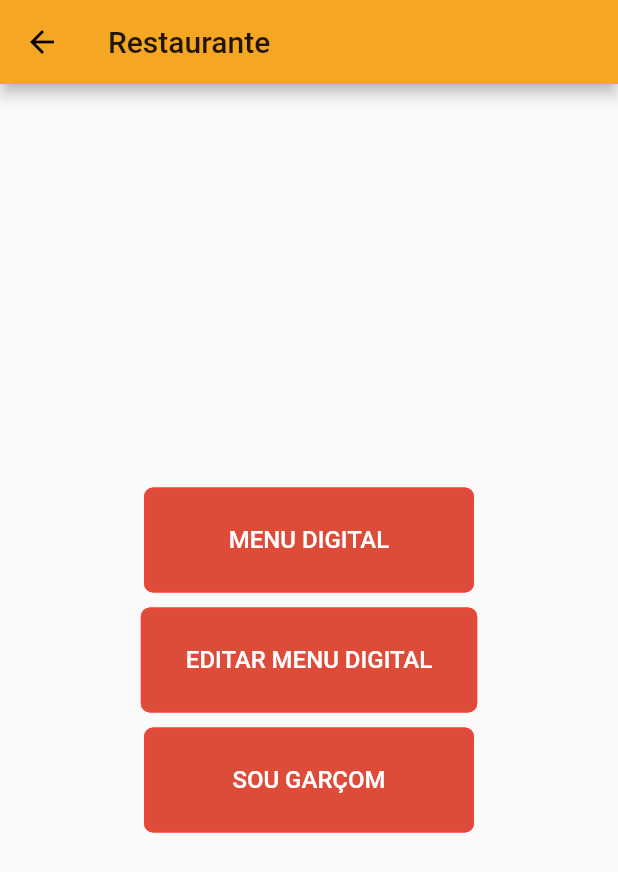
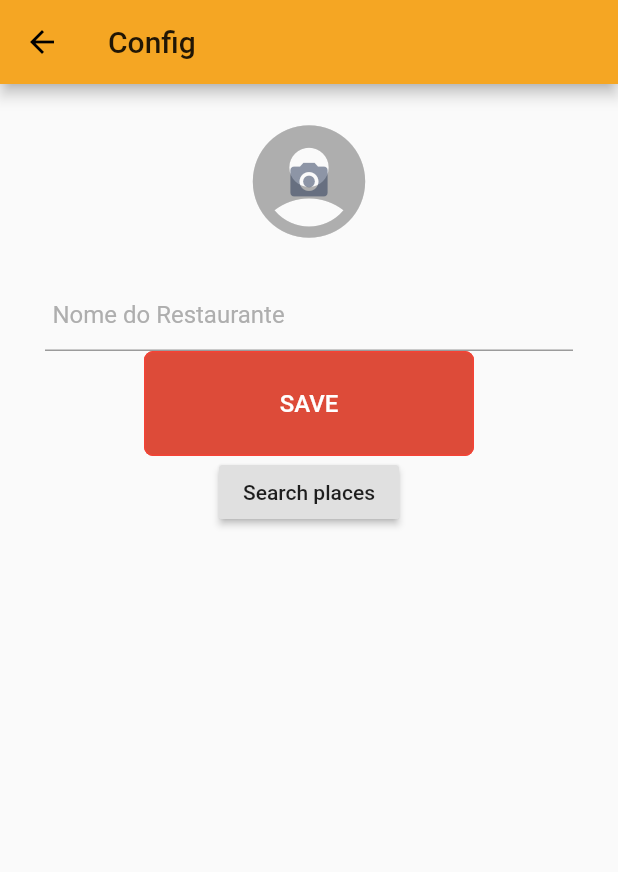
Before and after one commit to Rafasystec/app-genius7, a Flutter app: the screen it shows after launch, after a tap on "RESTAURANTE", on a phone screen of 412 x 824 dp. Shown: the top 872 px of the screen. Run offline on Flutter 3.47's test engine with Material 2 defaults, Android fonts, the phone set to English and light mode, and no system bars; our stand-ins replace cached_network_image, cloud_firestore, firebase_auth, firebase_messaging, firebase_storage, flutter_calendar_carousel and 9 more; missing offline and left inert: barcode_scan, dart:ffi, dart_json_mapper, flutter_google_places, google_maps_webservice, http_interceptor and 1 more; accounts and stored records are empty; network calls fail.

Commit message:
adding google place

```diff
--- a/lib/choice_account.dart
+++ b/lib/choice_account.dart
@@ -5,6 +5,7 @@ import 'package:app/Screens/digital_menu_read_qrcode.dart';
 import 'package:app/components/screen_util.dart';
 import 'package:app/home.dart';
 import 'package:app/restaurant/home.dart';
+import 'package:app/restaurant/settings.dart';
 import 'package:app/settings.dart';
 import 'package:flutter/material.dart';
 import 'package:flutter/widgets.dart';
@@ -12,6 +13,7 @@ import 'package:fluttertoast/fluttertoast.dart';
 import 'package:cloud_firestore/cloud_firestore.dart';
 import 'package:firebase_auth/firebase_auth.dart';
 import 'package:google_sign_in/google_sign_in.dart';
+import 'package:shared_preferences/shared_preferences.dart';
 import 'components/choice.dart';
 import 'main.dart';
 
@@ -24,12 +26,26 @@ class ChooseTypeAccount extends StatefulWidget {
 
 class _ChooseTypeAccountState extends State<ChooseTypeAccount> {
   bool isLoading = false;
+  SharedPreferences prefs;
+  String refRestaurant;
   final GoogleSignIn googleSignIn = GoogleSignIn();
   List<Choice> mainChoices = const <Choice>[
     const Choice(0,title: 'Perfil', icon: Icons.settings),
     const Choice(1,title: 'Fechar', icon: Icons.close),
     const Choice(2,title: 'Log out', icon: Icons.exit_to_app),
   ];
+
+  @override
+  void initState() {
+    super.initState();
+    readLocal();
+  }
+
+  void readLocal() async {
+    prefs = await SharedPreferences.getInstance();
+    refRestaurant = prefs.getString(RESTAURANT_PATH) ?? '';
+  }
+
 
   @override
   Widget build(BuildContext context) {
@@ -50,6 +66,7 @@ class _ChooseTypeAccountState extends State<ChooseTypeAccount> {
       Navigator.of(context)
           .pushAndRemoveUntil(MaterialPageRoute(builder: (context) => MyApp()), (Route<dynamic> route) => false);
     }
+
 
     void onItemMenuPress(Choice choice) {
       if (choice.id == 2) {
@@ -100,8 +117,6 @@ class _ChooseTypeAccountState extends State<ChooseTypeAccount> {
       ) ,
     );
   }
-}
-
   Widget buildItem(BuildContext context) {
 
     return Container(
@@ -121,9 +136,19 @@ Widget buildItem(BuildContext context) {
                 padding: EdgeInsets.all(8.0),
                 child: Text('Caso você seja dono de restaurante e quer participar do sistema , escolha a opção abaixo para se cadastrar e montar o seu menu.')),
             SizedBox(height: 10,),
-          appButtonTheme(context, 'RESTAURANTE', ()=>Navigator.of(context).push(MaterialPageRoute(builder: (context) => HomeScreenRestaurant())))
+            appButtonTheme(context, 'RESTAURANTE', () {
+                if(refRestaurant != null && refRestaurant.isNotEmpty) {
+                  Navigator.of(context).push(MaterialPageRoute(
+                      builder: (context) => HomeScreenRestaurant()));
+                }else{
+                  Navigator.of(context).push(MaterialPageRoute(
+                      builder: (context) => ScreenSettings()));
+                }
+              }
+            ),
           ],
         )
     );
 
   }
+}
--- a/lib/components/screen_util.dart
+++ b/lib/components/screen_util.dart
@@ -43,7 +43,7 @@ Widget getItemLocalRestaurantDetail(DocumentSnapshot item){
         child: getImageFromURL(item['avatar']),
       ),
       title: Text(item['name']),
-      subtitle: Text(item['address']),
+      subtitle: Text(item['address'] == null ? 'Sem Endereço ainda':item['address']),
       trailing: Container(
         height: 60,
         width: 64,
--- a/lib/const.dart
+++ b/lib/const.dart
@@ -9,11 +9,20 @@ final greyColor2 = Color(0xffE8E8E8);
 
 const String ID_USER_CLI_FIREBASE = "id-user-cli-firebase";
 const String ID_USER_PRO_FIREBASE = "id-user-pro-firebase";
-const String NICK_NAME = "nickname";
-const String PHOTO_URL = "photoUrl";
-const String ABOUT_ME = 'aboutMe';
-const String RESTAURANT_PATH = 'restaurant-doc-path';
-const String USER_REF = 'user-ref';
+const String NICK_NAME            = "nickname";
+const String PHOTO_URL            = "photoUrl";
+const String ABOUT_ME             = 'aboutMe';
+const String RESTAURANT_PATH      = 'restaurant-doc-path';
+const String USER_REF             = 'user-ref';
+const String RESTAURANT_IMG_PATH  = 'photoUrl';
+
+//Constants for collections on Firebase
+const String COLLECTION_RESTAURANT= 'restaurants';
+
+//------------------------------------------
+//API KEY for google places
+//------------------------------------------
+const kGoogleApiKey = "API_KEY";
 
 BoxDecoration btnBoxDecoration() {
   return BoxDecoration(
--- /dev/null
+++ b/lib/restaurant/settings.dart
@@ -0,0 +1,277 @@
+import 'dart:ffi';
+import 'dart:io';
+
+import 'package:app/components/screen_util.dart';
+import 'package:cached_network_image/cached_network_image.dart';
+import 'package:cloud_firestore/cloud_firestore.dart';
+import 'package:firebase_storage/firebase_storage.dart';
+import 'package:flutter/material.dart';
+import 'package:flutter_google_places/flutter_google_places.dart';
+import 'package:fluttertoast/fluttertoast.dart';
+import 'package:image_picker/image_picker.dart';
+import 'package:shared_preferences/shared_preferences.dart';
+import 'package:google_maps_webservice/places.dart';
+
+import '../const.dart';
+
+class ScreenSettings extends StatefulWidget {
+  @override
+  _ScreenSettingsState createState() => _ScreenSettingsState();
+}
+
+class _ScreenSettingsState extends State<ScreenSettings> {
+
+
+  File avatarImageFile;
+  String photoUrl,name = '';
+  ImagePicker _picker;
+  bool isLoading,isLoggedIn = false;
+//  bool isLoggedIn = false;
+  String refRestaurant;
+  SharedPreferences prefs;
+  TextEditingController controllerRestaurantName;
+  Mode _mode = Mode.overlay;
+  GoogleMapsPlaces _places = GoogleMapsPlaces(apiKey: kGoogleApiKey);
+
+  Future getImage() async {
+    final pikerFile =  await _picker.getImage(source: ImageSource.camera);
+    if (pikerFile != null) {
+      setState(() {
+        avatarImageFile = File(pikerFile.path);
+        isLoading = true;
+      });
+    }
+    //Upload should be on save method
+    //uploadFile();
+  }
+
+  void handleSaveData() {
+//    focusNodeNickname.unfocus();
+//    focusNodeAboutMe.unfocus();
+
+    setState(() {
+      isLoading = true;
+    });
+
+    Firestore.instance
+        .collection(COLLECTION_RESTAURANT)
+        .add({'name': name, 'active': true, 'avatar': photoUrl,'id':2,'lat':2516486486.1684864,'long':41814984191941.181891,'rate':0}).then((data) async {
+//      await prefs.setString('nickname', nickname);
+//      await prefs.setString('aboutMe', aboutMe);
+//      await prefs.setString(RESTAURANT_IMG_PATH, photoUrl);
+      refRestaurant = data.documentID;
+      await prefs.setString(RESTAURANT_PATH, refRestaurant);
+
+      uploadFile();
+      setState(() {
+        isLoading = false;
+      });
+
+      Fluttertoast.showToast(msg: "Salvo com sucesso!");
+    }).catchError((err) {
+      setState(() {
+        isLoading = false;
+      });
+
+      Fluttertoast.showToast(msg: err.toString());
+    });
+  }
+
+  void readLocal() async {
+    prefs = await SharedPreferences.getInstance();
+    refRestaurant = prefs.getString(RESTAURANT_PATH) ?? '';
+    photoUrl = prefs.getString(RESTAURANT_IMG_PATH) ?? '';
+    if(refRestaurant.trim().isEmpty){
+      isLoggedIn = false;
+    }else{
+      isLoggedIn = true;
+    }
+//    controllerNickname = TextEditingController(text: nickname);
+//    controllerAboutMe = TextEditingController(text: aboutMe);
+
+    // Force refresh input
+    setState(() {});
+  }
+
+  Future uploadFile() async {
+    String fileName = '$COLLECTION_RESTAURANT/$refRestaurant';
+    StorageReference reference = FirebaseStorage.instance.ref().child(fileName);
+    StorageUploadTask uploadTask = reference.putFile(avatarImageFile);
+    StorageTaskSnapshot storageTaskSnapshot;
+    uploadTask.onComplete.then((value) {
+      if (value.error == null) {
+        storageTaskSnapshot = value;
+        storageTaskSnapshot.ref.getDownloadURL().then((downloadUrl) {
+          photoUrl = downloadUrl;
+          Firestore.instance
+              .collection(COLLECTION_RESTAURANT)
+              .document(refRestaurant)
+              .updateData({'avatar': photoUrl}).then((data) async {
+            await prefs.setString(RESTAURANT_IMG_PATH, photoUrl);
+            setState(() {
+              isLoading = false;
+            });
+            Fluttertoast.showToast(msg: "Upload success");
+          }).catchError((err) {
+            setState(() {
+              isLoading = false;
+            });
+            Fluttertoast.showToast(msg: err.toString());
+          });
+        }, onError: (err) {
+          setState(() {
+            isLoading = false;
+          });
+          Fluttertoast.showToast(msg: 'This file is not an image');
+        });
+      } else {
+        setState(() {
+          isLoading = false;
+        });
+        Fluttertoast.showToast(msg: 'This file is not an image');
+      }
+    }, onError: (err) {
+      setState(() {
+        isLoading = false;
+      });
+      Fluttertoast.showToast(msg: err.toString());
+    });
+  }
+
+  @override
+  void initState() {
+    super.initState();
+    _picker = ImagePicker();
+    readLocal();
+
+  }
+
+  Future<void> _handlePressButton() async {
+    // show input autocomplete with selected mode
+    // then get the Prediction selected
+    Prediction p = await PlacesAutocomplete.show(
+      context: context,
+      apiKey: kGoogleApiKey,
+      onError: onError,
+      mode: _mode,
+      language: "fr",
+      components: [Component(Component.country, "fr")],
+    );
+
+    displayPrediction(p);
+  }
+
+  void onError(PlacesAutocompleteResponse response) {
+    print(response.errorMessage);
+//    homeScaffoldKey.currentState.showSnackBar(
+//      SnackBar(content: Text(response.errorMessage)),
+//    );
+  }
+
+  Future<Null> displayPrediction(Prediction p) async {
+    if (p != null) {
+      // get detail (lat/lng)
+      PlacesDetailsResponse detail = await _places.getDetailsByPlaceId(p.placeId);
+      final lat = detail.result.geometry.location.lat;
+      final lng = detail.result.geometry.location.lng;
+      print("${p.description} - $lat/$lng");
+//      scaffold.showSnackBar(
+//        SnackBar(content: Text("${p.description} - $lat/$lng")),
+//      );
+    }
+  }
+
+
+  @override
+  Widget build(BuildContext context) {
+    return Scaffold(
+      appBar: AppBar(
+        title: Text('Config'),
+      ),
+      body: Stack(
+        children: <Widget>[
+          SingleChildScrollView(
+            child: Column(
+              children: <Widget>[
+                Container(
+                  child: Center(
+                    child: Stack(
+                      children: <Widget>[
+                        (avatarImageFile == null)
+                            ? ( photoUrl != null && photoUrl != ''
+                            ? Material(
+                          child: CachedNetworkImage(
+                            placeholder: (context, url) => Container(
+                              child: CircularProgressIndicator(
+                                strokeWidth: 2.0,
+                                valueColor: AlwaysStoppedAnimation<Color>(themeColor),
+                              ),
+                              width: 90.0,
+                              height: 90.0,
+                              padding: EdgeInsets.all(20.0),
+                            ),
+                            imageUrl: photoUrl,
+                            width: 90.0,
+                            height: 90.0,
+                            fit: BoxFit.cover,
+                          ),
+                          borderRadius: BorderRadius.all(Radius.circular(45.0)),
+                          clipBehavior: Clip.hardEdge,
+                        )
+                            : Icon(
+                          Icons.account_circle,
+                          size: 90.0,
+                          color: greyColor,
+                        ))
+                            : Material(
+                          child: Image.file(
+                            avatarImageFile,
+                            width: 90.0,
+                            height: 90.0,
+                            fit: BoxFit.cover,
+                          ),
+                          borderRadius: BorderRadius.all(Radius.circular(45.0)),
+                          clipBehavior: Clip.hardEdge,
+                        ),
+                        IconButton(
+                          icon: Icon(
+                            Icons.camera_alt,
+                            color: primaryColor.withOpacity(0.5),
+                          ),
+                          onPressed: getImage,
+                          padding: EdgeInsets.all(30.0),
+                          splashColor: Colors.transparent,
+                          highlightColor: greyColor,
+                          iconSize: 30.0,
+                        ),
+                      ],
+                    ),
+                  ),
+                  width: double.infinity,
+                  margin: EdgeInsets.all(20.0),
+                ),
+//                formFieldText('Nome do Restaurante', (value) {
+//                  if (value.isEmpty) {
+//                    return 'Por favor informe o nome do restaurante';
+//                  }
+//                  name = value;
+//                  return null;
+//                },
+//                ),
+              formField(context, controllerRestaurantName, (value){
+                  name = value;
+              }, 'Nome do Restaurante', null),
+                appButtonTheme(context,'SAVE',handleSaveData),
+                RaisedButton(
+                  onPressed: _handlePressButton,
+                  child: Text("Search places"),
+                ),
+              ],
+            ),
+
+          ),
+        ],
+      ),
+    );
+  }
+}
--- a/pubspec.yaml
+++ b/pubspec.yaml
@@ -56,6 +56,7 @@ dependencies:
   flutter_svg:
   map_launcher: ^0.8.1
   image_picker:
+  flutter_google_places: ^0.2.6
 
 
 dev_dependencies:
```
Also changed, not shown: lib/restaurant/find_restaurants_and_menu.dart (+24 -24 lines), pubspec.lock. Lines whose indentation alone changed are shown as unchanged.
